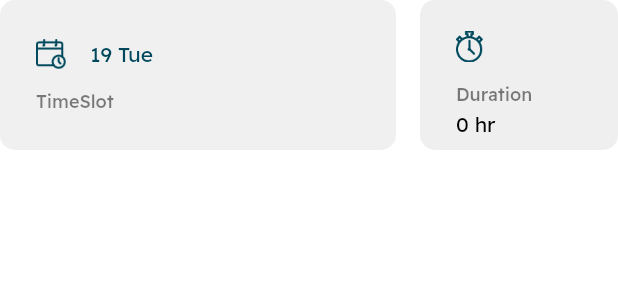
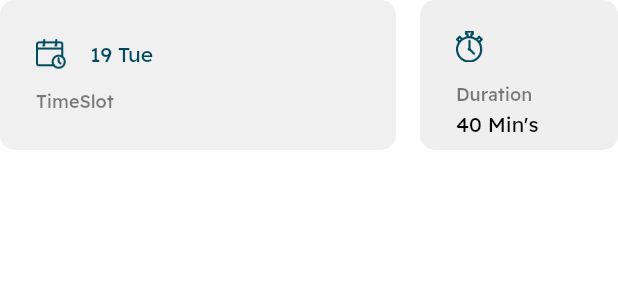
Before and after one commit to Sri-Satya-M/talaqa_user_app, a Flutter app: the ReviewTimeSlotWidget widget shown alone on an empty page, opened directly with empty values, on a phone screen of 412 x 824 dp. Shown: the top 300 px of the screen. Run offline on Flutter 3.47's test engine with Material 3 defaults, Android fonts, the phone set to English and light mode, and no system bars; our stand-ins replace cached_network_image, carousel_slider, csc_picker, dio, dotted_decoration, dotted_line and 20 more; missing offline and left inert: agora_chat_sdk, agora_rtc_engine, amazon_payfort, flutter_date_pickers, flutter_portal, map_launcher and 2 more; accounts and stored records are empty; network calls fail.

Commit message:
Change time

```diff
--- a/lib/ui/screens/main/home/booking/widgets/review_time_slot_widget.dart
+++ b/lib/ui/screens/main/home/booking/widgets/review_time_slot_widget.dart
@@ -133,6 +133,6 @@ class ReviewTimeSlotWidget extends StatelessWidget {
   formatTime() {
     if (duration != null) return duration;
     var time = timeslots.length;
-    return '$time ${time > 1 ? 'hrs' : 'hr'}';
+    return '40 Min\'s';
   }
 }
```
